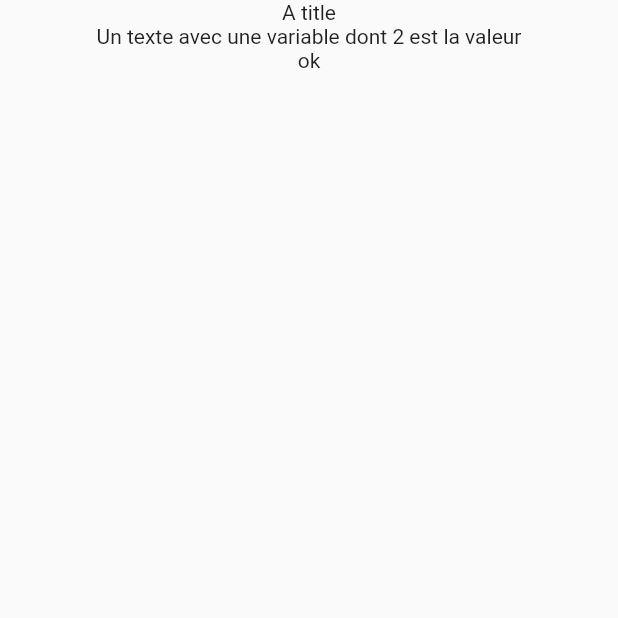
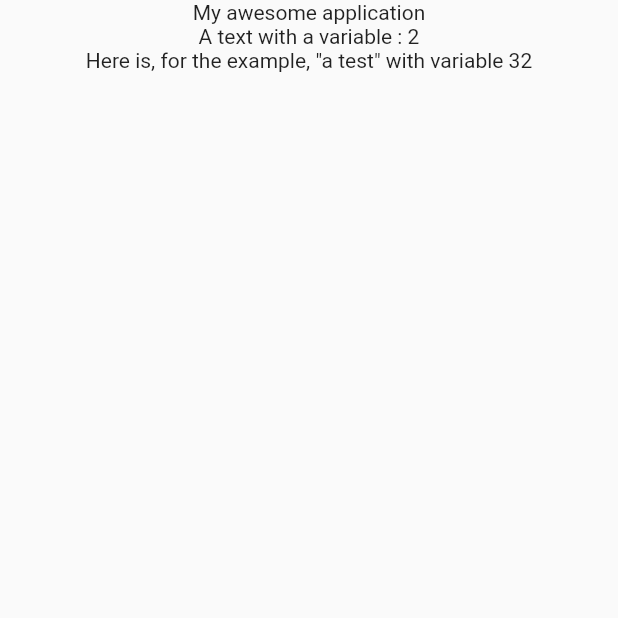
Before and after one commit to smartnsoft/FlappyTranslator, a Flutter app: the screen it shows after launch, on a phone screen of 412 x 824 dp, the top half of it. Run offline on Flutter 3.47's test engine with Material 2 defaults, Android fonts, the phone set to English and light mode, and no system bars; our stand-ins replace csv.

Commit message:
Upated example.

```diff
--- a/example/lib/i18n.dart
+++ b/example/lib/i18n.dart
@@ -9,25 +9,23 @@ class I18n {
 
 String get subtitle => _getText("subtitle");
 
-  String description({
-    int var1,
-  }) {
+String description({String var1, }) {
       String text = _getText("description");
               if (var1 != null) {
-      text = text.replaceAll("%1\$d", var1.toString());
+          text = text.replaceAll("%1\$s", var1);
         }
               return text;
+
       }
-
-  String littleTest({
-    int age,
-  }) {
+      String littleTest({int age, }) {
       String text = _getText("littleTest");
               if (age != null) {
           text = text.replaceAll("%age\$d", age.toString());
         }
               return text;
+
       }
+
 
   I18n(Locale locale) {
     this._locale = locale;
@@ -38,30 +36,39 @@ class I18n {
 
   static Map<String, String> _localizedValues;
 
+
 static Map<String, String> _frValues = {
-    "appTitle": "Un titre",
+              "appTitle": "Ma super application",
                 "subtitle": "Un sous titre",
-    "description": "Un texte avec une variable dont %1\$d est la valeur",
-    "littleTest": "Voici, pour vous,    \"un test\" avec la variable %age\$d",
+                "description": "Un texte avec une variable : %1\$s",
+                "littleTest": "Voici, pour l'exemple, \"un test\" avec la variable %age\$d",
         };
 
 static Map<String, String> _enValues = {
-    "appTitle": "A title",
-    "subtitle": "Un sous titre",
-    "description": "Un texte avec une variable dont %1\$d est la valeur",
-    "littleTest": "ok",
+              "appTitle": "My awesome application",
+                "subtitle": "A subtitle",
+                "description": "A text with a variable : %1\$s",
+                "littleTest": "Here is, for the example, \"a test\" with variable %age\$d",
         };
 
 static Map<String, String> _esValues = {
-    "appTitle": "Una Titro",
-    "subtitle": "Una SouTitra",
-    "description": "Un texte avec une variable dont %1\$d est la valeur",
-    "littleTest": "test 'hello' %1\$d",
+              "appTitle": "Mi gran application",
+                "subtitle": "Un subtitulò",
+                "description": "Un texto con una variable : %1\$s",
+                "littleTest": "Aqui esta, por ejemplo, \"una prueba\" con la variable %age\$d",
+        };
+
+static Map<String, String> _de_CHValues = {
+              "appTitle": " Meine super Applikation",
+                "subtitle": " Ein Untertitle",
+                "description": "Ein Text mit einer Variablen: %1\$s",
+                "littleTest": "Hier ist, zum Beispiel, \"ein Test\" mit der Variablen %age\$d",
         };
     static Map<String, Map<String, String>> _allValues = {
             "fr": _frValues,
               "en": _enValues,
               "es": _esValues,
+              "de_CH": _de_CHValues,
       };
 
   static I18n of(BuildContext context) {
@@ -74,7 +81,7 @@ class I18n {
 
   static Future<I18n> load(Locale locale) async {
     I18n translations = new I18n(locale);
-    _localizedValues = _allValues[locale.languageCode];
+    _localizedValues = _allValues[locale.toString()];
     return translations;
   }
 
@@ -84,8 +91,10 @@ class I18n {
 class I18nDelegate extends LocalizationsDelegate<I18n> {
   const I18nDelegate();
 
+  static final Set<Locale> supportedLocals = { Locale('fr'),Locale('en'),Locale('es'),Locale('de', 'CH'), };
+
       @override
-  bool isSupported(Locale locale) => ['fr', 'en', 'es'].contains(locale.languageCode);
+      bool isSupported(Locale locale) => supportedLocals.contains(locale);
 
   @override
   Future<I18n> load(Locale locale) => I18n.load(locale);
--- a/example/lib/main.dart
+++ b/example/lib/main.dart
@@ -15,10 +15,7 @@ class MyApp extends StatelessWidget {
         GlobalMaterialLocalizations.delegate,
         GlobalWidgetsLocalizations.delegate,
       ],
-      supportedLocales: [
-        const Locale('en', ''),
-        const Locale('fr', ''),
-      ],
+      supportedLocales: I18nDelegate.supportedLocals,
       home: Home(),
     );
   }
@@ -33,7 +30,7 @@ class Home extends StatelessWidget {
           child: Column(
             children: <Widget>[
               Text(I18n.of(context).appTitle),
-              Text(I18n.of(context).description(var1: 2)),
+              Text(I18n.of(context).description(var1: "2")),
               Text(I18n.of(context).littleTest(age: 32)),
             ],
           ),
--- a/example/pubspec.yaml
+++ b/example/pubspec.yaml
@@ -14,7 +14,7 @@ description: A new Flutter application.
 version: 1.0.0+1
 
 environment:
-  sdk: ">=2.1.0 <3.0.0"
+  sdk: ">=2.2.0 <3.0.0"
 
 dependencies:
   flutter:
--- a/example/test.csv
+++ b/example/test.csv
@@ -1,3 +1,5 @@
-keys,fr,en
-app_title,Un titre,A title
-subtitle,Un sous titre,Un sous-titre
+eys,fr,en,es,de_CH
+appTitle,Ma super application,My awesome application,Mi gran application, Meine super Applikation
+subtitle,Un sous titre,A subtitle,Un subtitulò, Ein Untertitle
+description,Un texte avec une variable : %1$s,A text with a variable : %1$s,Un texto con una variable : %1$s,Ein Text mit einer Variablen: %1$s
+littleTest,"Voici, pour l'exemple, ""un test"" avec la variable %age$d","Here is, for the example, ""a test"" with variable %age$d","Aqui esta, por ejemplo, ""una prueba"" con la variable %age$d","Hier ist, zum Beispiel, ""ein Test"" mit der Variablen %age$d"
```
Also changed, not shown: example/pubspec.lock. Lines whose indentation alone changed are shown as unchanged.
